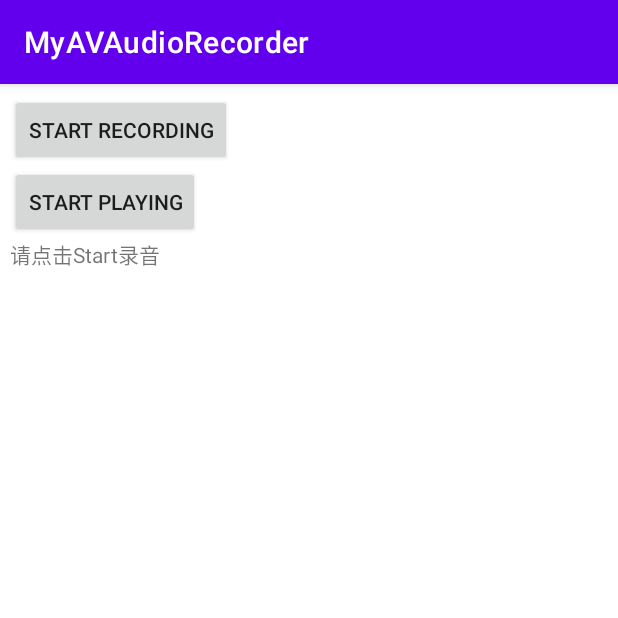
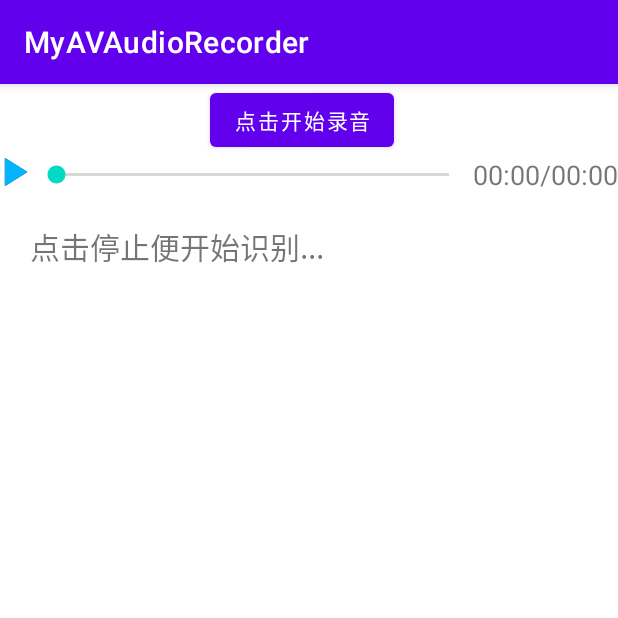
Before and after one commit to HN-Dinosaur/AndroidAVAudioRecorder, an Android app: the screen it shows after launch (MainActivity), on a phone screen of 412 x 824 dp, the top half of it. Run offline under Robolectric (Android 15) with nearby library versions, the phone set to English and light mode, and no system bars.

Commit message:
refactor whole project

```diff
--- a/app/src/main/java/com/example/myavaudiorecorder/MainActivity.java
+++ b/app/src/main/java/com/example/myavaudiorecorder/MainActivity.java
@@ -1,18 +1,23 @@
 package com.example.myavaudiorecorder;
 
 import android.Manifest;
-import android.annotation.SuppressLint;
-import android.content.Context;
+import android.content.ComponentName;
+import android.content.Intent;
+import android.content.ServiceConnection;
 import android.content.pm.PackageManager;
-import android.media.MediaPlayer;
 import android.media.MediaRecorder;
 import android.os.Bundle;
 
 
+import android.os.Handler;
+import android.os.IBinder;
+import android.os.Message;
 import android.util.Log;
 import android.view.View;
-import android.view.ViewGroup;
-import android.widget.LinearLayout;
+import android.widget.Button;
+import android.widget.ImageButton;
+import android.widget.SeekBar;
+import android.widget.TextView;
 
 import androidx.annotation.NonNull;
 import androidx.appcompat.app.AppCompatActivity;
@@ -21,27 +26,30 @@ import androidx.core.app.ActivityCompat;
 
 import com.example.myavaudiorecorder.Model.Constant;
 import com.example.myavaudiorecorder.Model.Info;
-import com.example.myavaudiorecorder.ViewCotroller.GetBase64;
-import com.example.myavaudiorecorder.ViewCotroller.HttpRequest;
+import com.example.myavaudiorecorder.Model.GetBase64;
+import com.example.myavaudiorecorder.Model.HttpRequest;
 
 import java.io.IOException;
 import java.net.HttpRetryException;
 
-public class MainActivity extends AppCompatActivity {
+public class MainActivity extends AppCompatActivity implements View.OnClickListener {
 
     private static final String LOG_TAG = "AudioRecordTest";
     private static final int REQUEST_RECORD_AUDIO_PERMISSION = 200;
-    private static String fileName = null;
 
-    private RecordButton recordButton = null;
     private MediaRecorder recorder = null;
 
-    private PlayButton   playButton = null;
-    private MediaPlayer   player = null;
+    Runnable runnable = null;
+    public static Handler handler;
+    ImageButton playOrPause;
+    SeekBar seekBar;
+    TextView time,display;
+    Button record;
 
-    private MyText myText = null;
+    Boolean mStartRecording = true;
 
-    Runnable runnable = null;
+    AudioService.RecordControl recordControl;
+    private MyServiceConn myServiceConn;
 
     // Requesting permission to RECORD_AUDIO
     private boolean permissionToRecordAccepted = false;
@@ -52,14 +60,41 @@ public class MainActivity extends AppCompatActivity {
     @Override
     public void onCreate(Bundle icicle) {
         super.onCreate(icicle);
+        setContentView(R.layout.activity_main);
+        //文件位置
+        Constant.fileName = getExternalCacheDir().getAbsolutePath() + "/audiorecordtest.m4a";
 
-        //录音文件地址
-        fileName = getExternalCacheDir().getAbsolutePath();
-        fileName += "/audiorecordtest.m4a";
-        //页面布局
-        settingLayout();
+        init();
 
+    }
 
+    @Override
+    public void onPointerCaptureChanged(boolean hasCapture) {
+
+    }
+
+    class MyServiceConn implements ServiceConnection {//用于实现连接服务
+        @Override
+        public void onServiceConnected(ComponentName name, IBinder service){
+
+            recordControl = (AudioService.RecordControl) service;
+        }
+        @Override
+        public void onServiceDisconnected(ComponentName name){
+
+        }
+    }
+
+    public void init(){
+        ActivityCompat.requestPermissions(this, permissions, REQUEST_RECORD_AUDIO_PERMISSION);
+        record = findViewById(R.id.record);
+        display = findViewById(R.id.display);
+        seekBar = findViewById(R.id.seekbar);
+        playOrPause = findViewById(R.id.playOrPause);
+        time = findViewById(R.id.time);
+
+        playOrPause.setOnClickListener(this);
+        record.setOnClickListener(this);
 
         runnable = new Runnable() {
             @Override
@@ -71,14 +106,15 @@ public class MainActivity extends AppCompatActivity {
                     //拿到token
                     String token = HttpRequest.processJSONForToken(tokenResult);
                     //封装成一个类
-                    Info infoClass = new Info(HttpRequest.trimSpaceTag(GetBase64.encodeBase64File(fileName)),
-                            HttpRequest.getFileLen(fileName),token);
+                    Info infoClass = new Info(HttpRequest.trimSpaceTag(GetBase64.encodeBase64File(Constant.fileName)),
+                            HttpRequest.getFileLen(Constant.fileName),token);
 //                    //请求info
                     String infoResult = null;
                     infoResult = HttpRequest.getResult(Constant.infoURL,infoClass);
                     //处理result的json
                     String result = HttpRequest.processJSONForResult(infoResult);
-                    myText.setText(result);
+                    //显示结果
+                    display.setText(result);
                 } catch (HttpRetryException e){
                     e.printStackTrace();
                 } catch (IOException e) {
@@ -89,8 +125,71 @@ public class MainActivity extends AppCompatActivity {
             }
         };
 
+        //开启服务
+        Intent intent = new Intent(MainActivity.this,AudioService.class);
+        myServiceConn = new MyServiceConn();
+        bindService(intent, myServiceConn, BIND_AUTO_CREATE);
 
 
+
+        seekBar.setOnSeekBarChangeListener(new SeekBar.OnSeekBarChangeListener() {
+            //进度条改变调用该回调
+            @Override
+            public void onProgressChanged(SeekBar seekBar, int process, boolean b) { }
+            //进度条开始
+            @Override
+            public void onStartTrackingTouch(SeekBar seekBar) { }
+            //进度条停止
+            @Override
+            public void onStopTrackingTouch(SeekBar seekBar) {
+                int progress = seekBar.getProgress();//获取seekBar的进度
+                recordControl.seekTo(progress);//改变播放进度
+            }
+        });
+
+        handler = new Handler(){
+            @Override
+            public void handleMessage(@NonNull Message msg) {
+                super.handleMessage(msg);
+
+                Bundle bundle = msg.getData();//获取从子线程发送过来的音乐播放进度
+                int duration = bundle.getInt("duration");
+                int currentPosition = bundle.getInt("currentPosition");
+                seekBar.setMax(duration);
+                seekBar.setProgress(currentPosition);
+                //歌曲总时长
+                int minute = duration / 1000 / 60;
+                int second = duration / 1000 % 60;
+                String totalMinute = null;
+                String totalSecond = null;
+                String currMinute = null;
+                String currSecond = null;
+                if(minute < 10){//如果歌曲的时间中的分钟小于10
+                    totalMinute = "0" + minute;//在分钟的前面加一个0
+                }else{
+                    totalMinute = minute+"";
+                }
+                if (second < 10){//如果歌曲中的秒钟小于10
+                    totalSecond="0" + second;//在秒钟前面加一个0
+                }else{
+                    totalSecond=second+"";
+                }
+                //歌曲当前播放时长
+                minute = currentPosition / 1000 / 60;
+                second = currentPosition / 1000 % 60;
+                if(minute<10){//如果歌曲的时间中的分钟小于10
+                    currMinute = "0" + minute;//在分钟的前面加一个0
+                }else{
+                    currMinute = minute+" ";
+                }
+                if (second<10){//如果歌曲中的秒钟小于10
+                    currSecond = "0" + second;//在秒钟前面加一个0
+                }else{
+                    currSecond = second+" ";
+                }
+                time.setText(currMinute + ":" + currSecond + "/" + totalMinute + ":" + totalSecond);
+            }
+        };
     }
     //权限
     @Override
@@ -101,8 +200,44 @@ public class MainActivity extends AppCompatActivity {
                 permissionToRecordAccepted  = grantResults[0] == PackageManager.PERMISSION_GRANTED;
                 break;
         }
-        if (!permissionToRecordAccepted ) finish();
+        if (!permissionToRecordAccepted )
+//            finish();
+            display.setText("前往设置给予权限才可以使用录音识别功能");
+    }
 
+    @Override
+    public void onClick(View view) {
+
+        switch (view.getId()){
+            case R.id.playOrPause:
+                //是否点击了录音按钮
+                if(!Constant.isHaveRecordSource){
+                    display.setText("请先点击录音按钮后再点击播放按钮");
+                }else{
+                    //是否是第一次点击播放
+                    if(Constant.isFirstClickPlayer){
+                        recordControl.play();
+                    }else{
+                        if (recordControl.isPlay()){
+                            playOrPause.setImageResource(R.mipmap.play);
+                            recordControl.pausePlay();
+                        }else{
+                            playOrPause.setImageResource(R.mipmap.pause);
+                            recordControl.continuePlay();
+                        }
+                    }
+                }
+                break;
+            case R.id.record:
+                onRecord(mStartRecording);
+                if (mStartRecording) {
+                    record.setText("停止录音");
+                } else {
+                    record.setText("点击开始录音");
+                }
+                mStartRecording = !mStartRecording;
+                break;
+        }
     }
 
 
@@ -113,41 +248,12 @@ public class MainActivity extends AppCompatActivity {
             stopRecording();
         }
     }
-
-    private void onPlay(boolean start) {
-        if (start) {
-            startPlaying();
-        } else {
-            stopPlaying();
-
-        }
-    }
-    //开始播放
-    private void startPlaying() {
-        player = new MediaPlayer();
-        try {
-            player.setDataSource(fileName);
-            player.prepare();
-            player.start();
-        } catch (IOException e) {
-            Log.e(LOG_TAG, "prepare() failed");
-        }
-    }
-    //停止播放
-    private void stopPlaying() {
-        player.release();
-        player = null;
-
-    }
     //开始录音
     private void startRecording() {
         recorder = new MediaRecorder();
         recorder.setAudioSource(MediaRecorder.AudioSource.MIC);
-//        recorder.setAudioSource(MediaRecorder.AudioSource.DEFAULT);
-//        recorder.setOutputFormat(MediaRecorder.OutputFormat.THREE_GPP);
         recorder.setOutputFormat(MediaRecorder.OutputFormat.MPEG_4);
-        recorder.setOutputFile(fileName);
-//        recorder.setAudioEncoder(MediaRecorder.AudioEncoder.AMR_NB);
+        recorder.setOutputFile(Constant.fileName);
         recorder.setAudioEncoder(MediaRecorder.AudioEncoder.AAC);
         recorder.setAudioChannels(1);
         recorder.setAudioSamplingRate(16000);
@@ -157,7 +263,6 @@ public class MainActivity extends AppCompatActivity {
         } catch (IOException e) {
             Log.e(LOG_TAG, "prepare() failed");
         }
-
         recorder.start();
     }
     //停止录音
@@ -165,98 +270,12 @@ public class MainActivity extends AppCompatActivity {
         recorder.stop();
         recorder.release();
         recorder = null;
-        myText.setText("请稍等,正在识别");
+        Constant.isHaveRecordSource = true;
+        Constant.isFirstClickPlayer = true;
+        display.setText("请稍等,正在识别");
         //开始语音识别
         Thread thread = new Thread(runnable);
         thread.start();
-    }
-
-
-
-
-
-    //界面布局
-    @SuppressLint("WrongConstant")
-    public void settingLayout(){
-        ActivityCompat.requestPermissions(this, permissions, REQUEST_RECORD_AUDIO_PERMISSION);
-
-        LinearLayout ll = new LinearLayout(this);
-        ll.setOrientation(1);
-        ll.setPadding(10,10,10,10);
-        recordButton = new RecordButton(this);
-        ll.addView(recordButton,
-                new LinearLayout.LayoutParams(
-                        ViewGroup.LayoutParams.WRAP_CONTENT,
-                        ViewGroup.LayoutParams.WRAP_CONTENT,
-                        0));
-        playButton = new PlayButton(this);
-        ll.addView(playButton,
-                new LinearLayout.LayoutParams(
-                        ViewGroup.LayoutParams.WRAP_CONTENT,
-                        ViewGroup.LayoutParams.WRAP_CONTENT,
-                        0));
-        myText = new MyText(this);
-        myText.setText("请点击Start录音");
-//        myText.setBackgroundColor(Color.BLACK);
-        myText.setHeight(1800);
-        myText.setWidth(1600);
-        ll.addView(myText, new LinearLayout.LayoutParams(
-                ViewGroup.LayoutParams.WRAP_CONTENT,
-                ViewGroup.LayoutParams.WRAP_CONTENT,
-                0));
-        setContentView(ll);
-    }
-
-
-
-    class MyText extends androidx.appcompat.widget.AppCompatTextView{
-
-        public MyText(@NonNull Context context) {
-            super(context);
-        }
-    }
-    class RecordButton extends androidx.appcompat.widget.AppCompatButton {
-        boolean mStartRecording = true;
-
-        OnClickListener clicker = new OnClickListener() {
-            public void onClick(View v) {
-                onRecord(mStartRecording);
-                if (mStartRecording) {
-                    setText("Stop recording");
-                } else {
-                    setText("Start recording");
-                }
-                mStartRecording = !mStartRecording;
-            }
-        };
-
-        public RecordButton(Context ctx) {
-            super(ctx);
-            setText("Start recording");
-            setOnClickListener(clicker);
-        }
-    }
-
-    class PlayButton extends androidx.appcompat.widget.AppCompatButton {
-        boolean mStartPlaying = true;
-
-        OnClickListener clicker = new OnClickListener() {
-            public void onClick(View v) {
-                onPlay(mStartPlaying);
-                if (mStartPlaying) {
-                    setText("Stop playing");
-                } else {
-                    setText("Start playing");
-                }
-                mStartPlaying = !mStartPlaying;
-            }
-        };
-
-        public PlayButton(Context ctx) {
-            super(ctx);
-            setText("Start playing");
-            setOnClickListener(clicker);
-        }
     }
 
     @Override
@@ -267,11 +286,5 @@ public class MainActivity extends AppCompatActivity {
             recorder = null;
         }
 
-        if (player != null) {
-            player.release();
-            player = null;
-        }
-
-
     }
 }
--- a/app/src/main/java/com/example/myavaudiorecorder/Model/Constant.java
+++ b/app/src/main/java/com/example/myavaudiorecorder/Model/Constant.java
@@ -8,4 +8,7 @@ public class Constant {
     public final static String header = "application/json";
     public final static String infoURL = "http://vop.baidu.com/server_api";
     public final static String format = "m4a";
+    public static String fileName = "";
+    public static Boolean isHaveRecordSource = false;
+    public static Boolean isFirstClickPlayer = true;
 }
--- a/app/src/main/java/com/example/myavaudiorecorder/ViewCotroller/GetBase64.java
+++ b/app/src/main/java/com/example/myavaudiorecorder/Model/GetBase64.java
@@ -1,4 +1,4 @@
-package com.example.myavaudiorecorder.ViewCotroller;
+package com.example.myavaudiorecorder.Model;
 
 import android.os.FileUtils;
 import android.util.Base64;
--- a/app/src/main/java/com/example/myavaudiorecorder/ViewCotroller/HttpRequest.java
+++ b/app/src/main/java/com/example/myavaudiorecorder/Model/HttpRequest.java
@@ -1,4 +1,4 @@
-package com.example.myavaudiorecorder.ViewCotroller;
+package com.example.myavaudiorecorder.Model;
 
 
 import android.util.Log;
--- a/app/src/main/res/layout/activity_main.xml
+++ b/app/src/main/res/layout/activity_main.xml
@@ -1,18 +1,49 @@
 <?xml version="1.0" encoding="utf-8"?>
-<androidx.constraintlayout.widget.ConstraintLayout xmlns:android="http://schemas.android.com/apk/res/android"
-    xmlns:app="http://schemas.android.com/apk/res-auto"
-    xmlns:tools="http://schemas.android.com/tools"
+<LinearLayout xmlns:android="http://schemas.android.com/apk/res/android"
     android:layout_width="match_parent"
     android:layout_height="match_parent"
-    tools:context=".MainActivity">
+    android:orientation="vertical"
+    android:weightSum="1">
 
-    <TextView
+    <Button
+        android:id="@+id/record"
         android:layout_width="wrap_content"
         android:layout_height="wrap_content"
-        android:text="Hello World!"
-        app:layout_constraintBottom_toBottomOf="parent"
-        app:layout_constraintLeft_toLeftOf="parent"
-        app:layout_constraintRight_toRightOf="parent"
-        app:layout_constraintTop_toTopOf="parent" />
+        android:layout_marginLeft="140dp"
+        android:text="点击开始录音"/>
+        <LinearLayout
+            android:id="@+id/seekBarControl"
+            android:layout_width="match_parent"
+            android:layout_height="wrap_content"
+            android:orientation="horizontal"
+            android:weightSum="1">
 
-</androidx.constraintlayout.widget.ConstraintLayout>
+            <ImageButton
+                android:id="@+id/playOrPause"
+                android:layout_width="wrap_content"
+                android:layout_height="wrap_content"
+                android:background="@null"
+                android:src="@mipmap/play"/>
+            <SeekBar
+                android:id="@+id/seekbar"
+                android:layout_width="wrap_content"
+                android:layout_height="wrap_content"
+                android:minHeight="25dp"
+                android:layout_weight="1"
+                />
+            <TextView
+                android:id="@+id/time"
+                android:layout_width="wrap_content"
+                android:layout_height="wrap_content"
+                android:layout_gravity="center"
+                android:textSize="18dp"
+                android:text="00:00/00:00"/>
+        </LinearLayout>
+        <TextView
+            android:id="@+id/display"
+            android:layout_margin="20dp"
+            android:textSize="20dp"
+            android:layout_width="wrap_content"
+            android:layout_height="wrap_content"
+            android:text="点击停止便开始识别..."/>
+</LinearLayout>
```
Also changed, not shown: app/src/main/AndroidManifest.xml (+8 -3 lines), app/src/main/java/com/example/myavaudiorecorder/AudioService.java (added, +90 -0 lines), app/src/main/res/mipmap-hdpi/pause.png (added), app/src/main/res/mipmap-hdpi/play.png (added).
